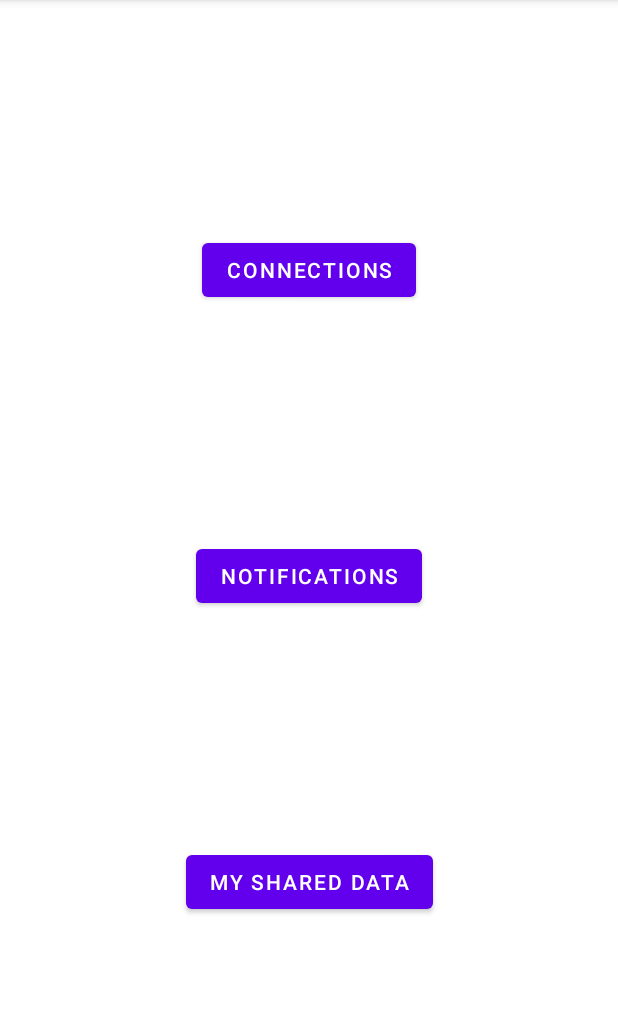
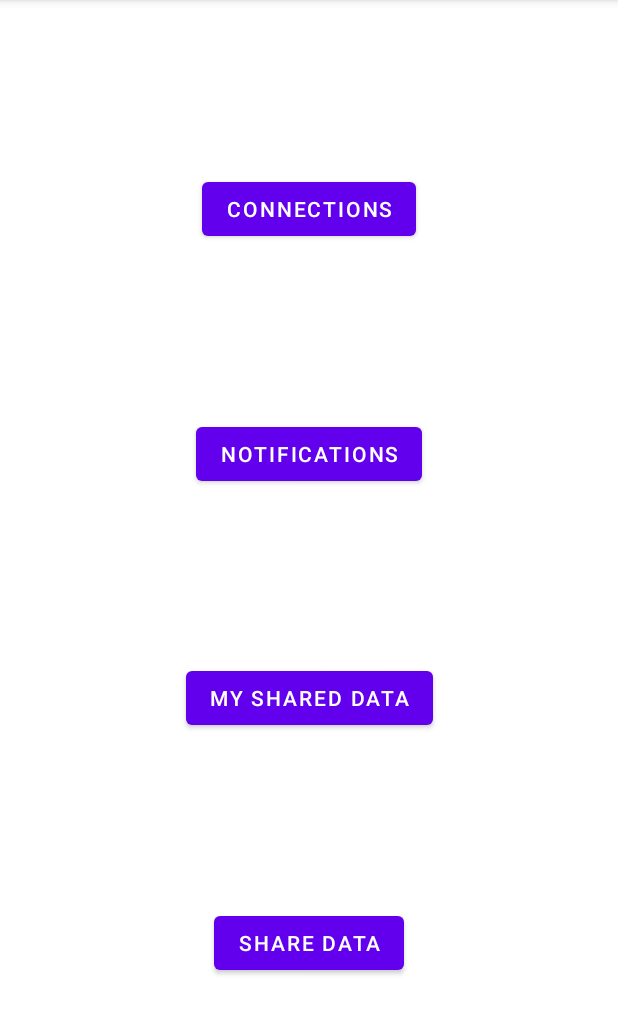
Before and after one commit to decentralised-dataexchange/ama-android-sdk, an Android app: the screen it shows after launch (MainActivity), on a phone screen of 412 x 824 dp, the part 84-1119 px from its top. Run offline under Robolectric (Android 15) with nearby library versions, the phone set to English and light mode, and no system bars; network calls fail.

Commit message:
Add #8 Sample updated

```diff
--- a/app/src/main/java/io/igrant/datawallet/MainActivity.kt
+++ b/app/src/main/java/io/igrant/datawallet/MainActivity.kt
@@ -16,6 +16,7 @@ class MainActivity : AppCompatActivity() {
         val connections = findViewById<Button>(R.id.btConnections)
         val mySharedHistory = findViewById<Button>(R.id.btMySharedHistory)
         val btNotifications = findViewById<Button>(R.id.btNotifications)
+        val btShareData = findViewById<Button>(R.id.btShareData)
 
         wallet.visibility = View.GONE
         DataWallet.initializeSdk(
@@ -59,6 +60,10 @@ class MainActivity : AppCompatActivity() {
         btNotifications.setOnClickListener {
             DataWallet.showNotifications(this)
         }
+
+        btShareData.setOnClickListener {
+            DataWallet.openShareData(this)
+        }
     }
 
     private fun getFirebaseDynamicLink() {
--- a/app/src/main/res/layout/activity_main.xml
+++ b/app/src/main/res/layout/activity_main.xml
@@ -41,9 +41,19 @@
         android:layout_width="wrap_content"
         android:layout_height="wrap_content"
         android:text="My Shared Data"
-        app:layout_constraintBottom_toBottomOf="parent"
+        app:layout_constraintBottom_toTopOf="@+id/btShareData"
         app:layout_constraintLeft_toLeftOf="parent"
         app:layout_constraintRight_toRightOf="parent"
         app:layout_constraintTop_toBottomOf="@+id/btNotifications" />
 
+    <Button
+        android:id="@+id/btShareData"
+        android:layout_width="wrap_content"
+        android:layout_height="wrap_content"
+        android:text="Share Data"
+        app:layout_constraintBottom_toBottomOf="parent"
+        app:layout_constraintLeft_toLeftOf="parent"
+        app:layout_constraintRight_toRightOf="parent"
+        app:layout_constraintTop_toBottomOf="@+id/btMySharedHistory" />
+
 </androidx.constraintlayout.widget.ConstraintLayout>
```
